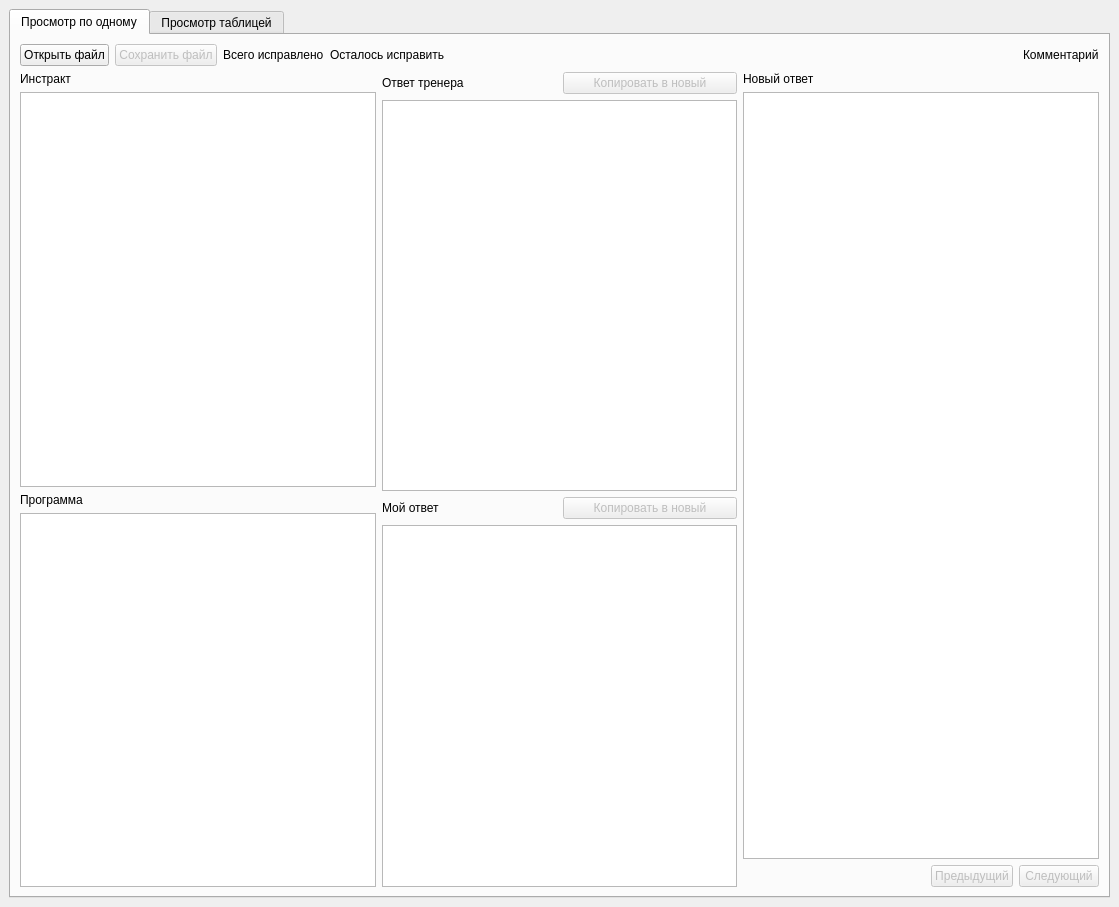
This is mainwindow.ui in grigvlwork/error_editor as Qt 5 draws it before an edit. The edited form follows.
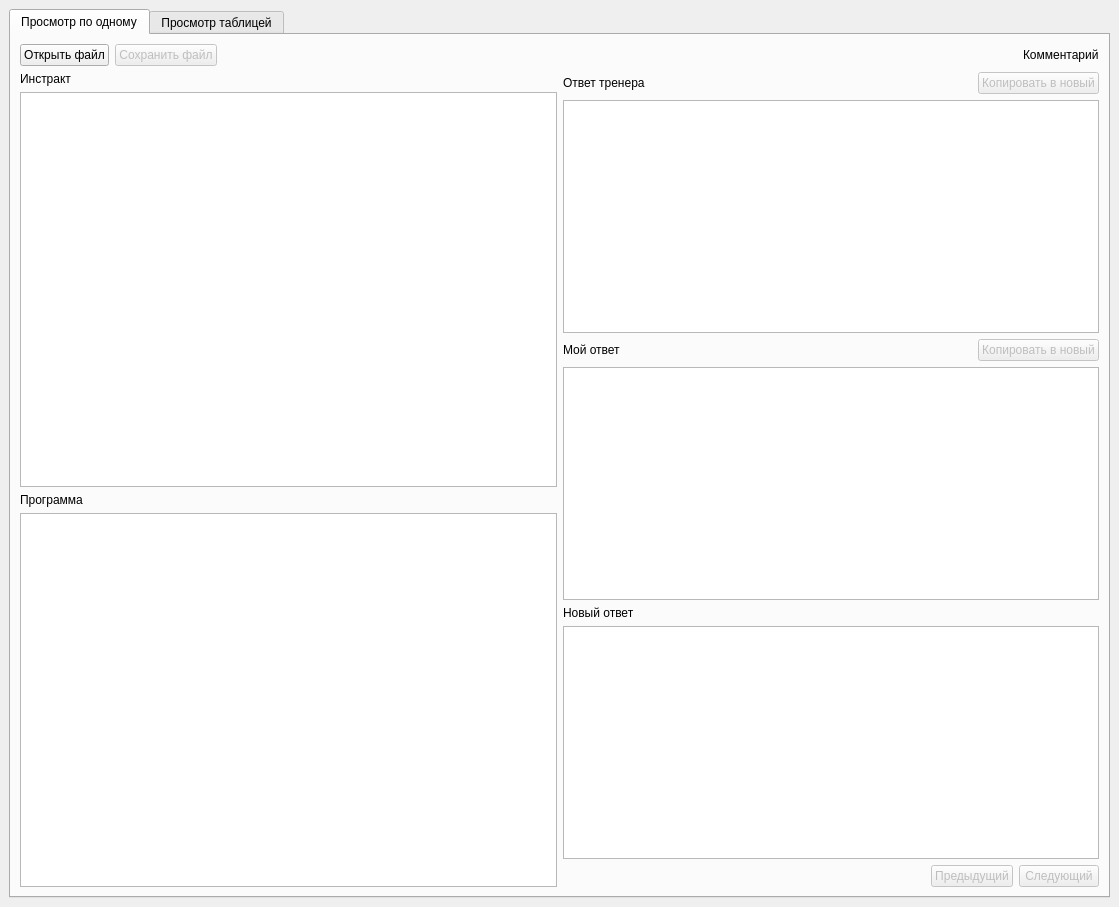
This is the edited form. Icons and pictures are not drawn.

Commit message: Изменил дизайн

Diff of the .ui file:
```diff
--- a/mainwindow.ui
+++ b/mainwindow.ui
@@ -65,22 +65,7 @@
            </widget>
           </item>
           <item>
-           <layout class="QHBoxLayout" name="horizontalLayout_6">
-            <item>
-             <widget class="QLabel" name="total_edited">
-              <property name="text">
-               <string>Всего исправлено</string>
-              </property>
-             </widget>
-            </item>
-            <item>
-             <widget class="QLabel" name="remain_to_edit">
-              <property name="text">
-               <string>Осталось исправить</string>
-              </property>
-             </widget>
-            </item>
-           </layout>
+           <layout class="QHBoxLayout" name="horizontalLayout_6"/>
           </item>
           <item>
            <spacer name="horizontalSpacer">
@@ -118,7 +103,14 @@
                </widget>
               </item>
               <item>
-               <widget class="QPlainTextEdit" name="instruct"/>
+               <widget class="QPlainTextEdit" name="instruct">
+                <property name="font">
+                 <font>
+                  <family>Consolas</family>
+                  <pointsize>10</pointsize>
+                 </font>
+                </property>
+               </widget>
               </item>
               <item>
                <layout class="QVBoxLayout" name="verticalLayout_2">
@@ -130,7 +122,14 @@
                  </widget>
                 </item>
                 <item>
-                 <widget class="QTableView" name="code_table"/>
+                 <widget class="QTableView" name="code_table">
+                  <property name="font">
+                   <font>
+                    <family>Consolas</family>
+                    <pointsize>10</pointsize>
+                   </font>
+                  </property>
+                 </widget>
                 </item>
                </layout>
               </item>
@@ -139,9 +138,7 @@
            </layout>
           </item>
           <item>
-           <layout class="QVBoxLayout" name="verticalLayout_9">
-            <item>
-             <layout class="QVBoxLayout" name="verticalLayout_3">
+           <layout class="QVBoxLayout" name="verticalLayout_6">
               <item>
                <layout class="QHBoxLayout" name="horizontalLayout_3">
                 <item>
@@ -151,6 +148,19 @@
                   </property>
                  </widget>
                 </item>
+              <item>
+               <spacer name="horizontalSpacer_3">
+                <property name="orientation">
+                 <enum>Qt::Horizontal</enum>
+                </property>
+                <property name="sizeHint" stdset="0">
+                 <size>
+                  <width>40</width>
+                  <height>20</height>
+                 </size>
+                </property>
+               </spacer>
+              </item>
                 <item>
                  <widget class="QPushButton" name="copy_couch_to_answer">
                   <property name="enabled">
@@ -174,10 +184,15 @@
                </layout>
               </item>
               <item>
-               <widget class="QPlainTextEdit" name="couch_answer"/>
-              </item>
-              <item>
-               <layout class="QVBoxLayout" name="verticalLayout_4">
+             <widget class="QPlainTextEdit" name="couch_answer">
+              <property name="font">
+               <font>
+                <family>Consolas</family>
+                <pointsize>10</pointsize>
+               </font>
+              </property>
+             </widget>
+            </item>
                 <item>
                  <layout class="QHBoxLayout" name="horizontalLayout_4">
                   <item>
@@ -187,6 +202,19 @@
                     </property>
                    </widget>
                   </item>
+              <item>
+               <spacer name="horizontalSpacer_4">
+                <property name="orientation">
+                 <enum>Qt::Horizontal</enum>
+                </property>
+                <property name="sizeHint" stdset="0">
+                 <size>
+                  <width>40</width>
+                  <height>20</height>
+                 </size>
+                </property>
+               </spacer>
+              </item>
                   <item>
                    <widget class="QPushButton" name="copy_my_to_answer">
                     <property name="enabled">
@@ -210,16 +238,15 @@
                  </layout>
                 </item>
                 <item>
-                 <widget class="QPlainTextEdit" name="my_answer"/>
-                </item>
-               </layout>
-              </item>
-             </layout>
-            </item>
-           </layout>
-          </item>
-          <item>
-           <layout class="QVBoxLayout" name="verticalLayout_6">
+             <widget class="QPlainTextEdit" name="my_answer">
+              <property name="font">
+               <font>
+                <family>Consolas</family>
+                <pointsize>10</pointsize>
+               </font>
+              </property>
+             </widget>
+            </item>
             <item>
              <widget class="QLabel" name="label_6">
               <property name="text">
@@ -228,7 +255,14 @@
              </widget>
             </item>
             <item>
-             <widget class="QPlainTextEdit" name="new_answer"/>
+             <widget class="QPlainTextEdit" name="new_answer">
+              <property name="font">
+               <font>
+                <family>Consolas</family>
+                <pointsize>10</pointsize>
+               </font>
+              </property>
+             </widget>
             </item>
             <item>
              <layout class="QHBoxLayout" name="horizontalLayout_5">
```
Lines whose indentation alone changed are shown as unchanged. The commit also changes 1 other file.
